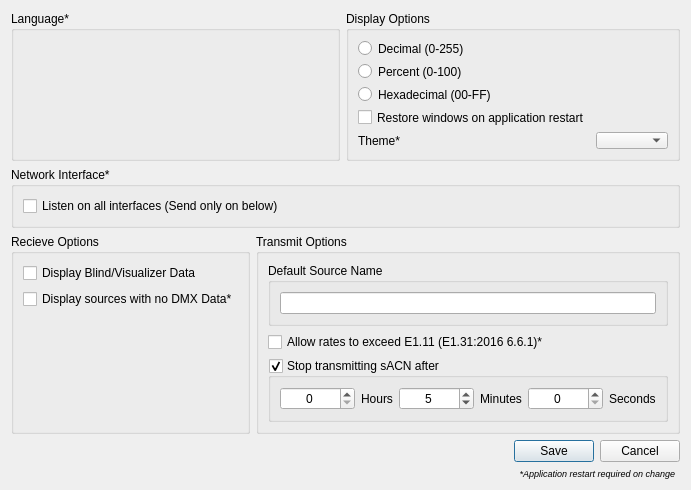
Before: the Qt Designer form ui/preferencesdialog.ui in docsteer/sacnview, drawn with Qt 5.
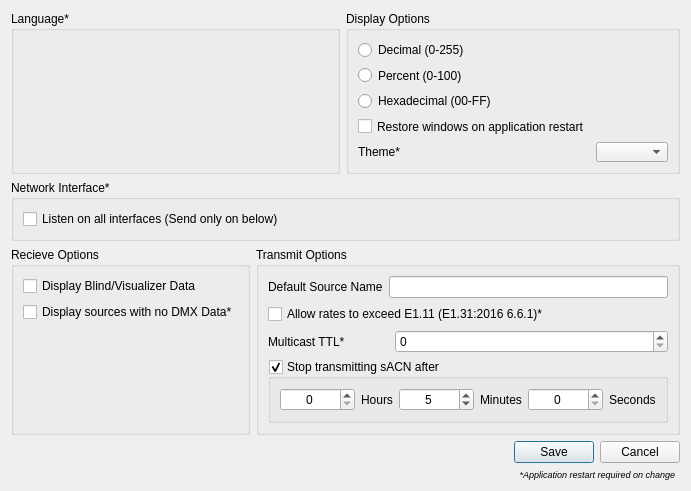
After: the same form once the commit is applied. Icons and pictures are not drawn.

Commit message:
Add a preference for Multicast TTL
Add a preferences option for the TTL of multicast datagrams sent

The edit to the form file:
```diff
--- a/ui/preferencesdialog.ui
+++ b/ui/preferencesdialog.ui
@@ -6,8 +6,8 @@
    <rect>
     <x>0</x>
     <y>0</y>
-    <width>639</width>
-    <height>452</height>
+    <width>653</width>
+    <height>491</height>
    </rect>
   </property>
   <property name="sizePolicy">
@@ -256,52 +256,54 @@
        <property name="title">
         <string>Transmit Options</string>
        </property>
-       <layout class="QVBoxLayout" name="verticalLayout_6" stretch="1,0,0">
-        <item>
-         <widget class="QGroupBox" name="gbTransmitName">
-          <property name="sizePolicy">
-           <sizepolicy hsizetype="Expanding" vsizetype="Expanding">
-            <horstretch>0</horstretch>
-            <verstretch>0</verstretch>
-           </sizepolicy>
-          </property>
-          <property name="title">
+       <layout class="QGridLayout" name="gridLayout">
+        <item row="0" column="0">
+         <widget class="QLabel" name="label_6">
+          <property name="text">
            <string>Default Source Name</string>
           </property>
-          <layout class="QVBoxLayout" name="verticalLayout_5">
-           <item>
-            <widget class="QLineEdit" name="leDefaultSourceName">
-             <property name="sizePolicy">
-              <sizepolicy hsizetype="Expanding" vsizetype="Expanding">
-               <horstretch>0</horstretch>
-               <verstretch>0</verstretch>
-              </sizepolicy>
-             </property>
-             <property name="maxLength">
-              <number>63</number>
-             </property>
-             <property name="alignment">
-              <set>Qt::AlignLeading|Qt::AlignLeft|Qt::AlignVCenter</set>
-             </property>
-            </widget>
-           </item>
-          </layout>
          </widget>
         </item>
-        <item>
-         <widget class="QCheckBox" name="cbTxRateOverride">
-          <property name="sizePolicy">
-           <sizepolicy hsizetype="Expanding" vsizetype="Expanding">
-            <horstretch>0</horstretch>
-            <verstretch>0</verstretch>
-           </sizepolicy>
-          </property>
+        <item row="2" column="0">
+         <widget class="QLabel" name="label_5">
           <property name="text">
-           <string>Allow rates to exceed E1.11 (E1.31:2016 6.6.1)*</string>
+           <string>Multicast TTL*</string>
           </property>
          </widget>
         </item>
-        <item>
+        <item row="2" column="2">
+         <widget class="QSpinBox" name="sbMulticastTtl">
+          <property name="sizePolicy">
+           <sizepolicy hsizetype="MinimumExpanding" vsizetype="Fixed">
+            <horstretch>0</horstretch>
+            <verstretch>0</verstretch>
+           </sizepolicy>
+          </property>
+          <property name="minimum">
+           <number>0</number>
+          </property>
+          <property name="maximum">
+           <number>255</number>
+          </property>
+         </widget>
+        </item>
+        <item row="0" column="1" colspan="2">
+         <widget class="QLineEdit" name="leDefaultSourceName">
+          <property name="sizePolicy">
+           <sizepolicy hsizetype="Expanding" vsizetype="Minimum">
+            <horstretch>0</horstretch>
+            <verstretch>0</verstretch>
+           </sizepolicy>
+          </property>
+          <property name="maxLength">
+           <number>63</number>
+          </property>
+          <property name="alignment">
+           <set>Qt::AlignLeading|Qt::AlignLeft|Qt::AlignVCenter</set>
+          </property>
+         </widget>
+        </item>
+        <item row="4" column="0" colspan="3">
          <widget class="QGroupBox" name="gbTransmitTimeout">
           <property name="sizePolicy">
            <sizepolicy hsizetype="Expanding" vsizetype="Expanding">
@@ -437,6 +439,19 @@
           </layout>
          </widget>
         </item>
+        <item row="1" column="0" colspan="3">
+         <widget class="QCheckBox" name="cbTxRateOverride">
+          <property name="sizePolicy">
+           <sizepolicy hsizetype="Expanding" vsizetype="Expanding">
+            <horstretch>0</horstretch>
+            <verstretch>0</verstretch>
+           </sizepolicy>
+          </property>
+          <property name="text">
+           <string>Allow rates to exceed E1.11 (E1.31:2016 6.6.1)*</string>
+          </property>
+         </widget>
+        </item>
        </layout>
       </widget>
      </item>
```
The commit also changes 4 other files.
